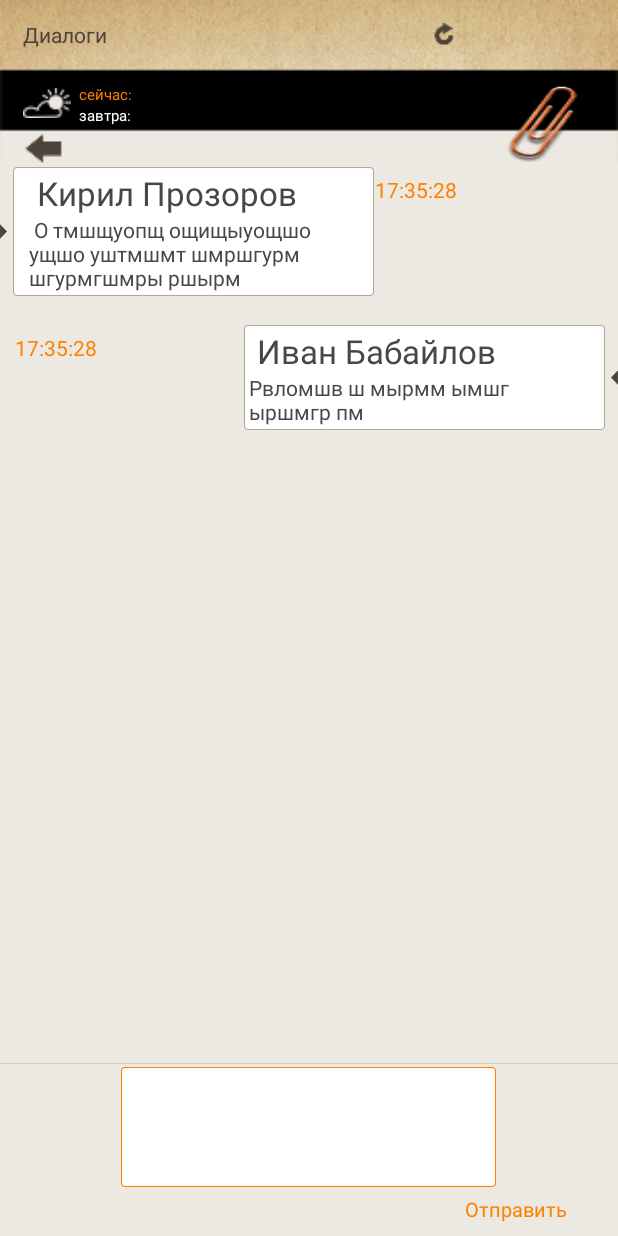
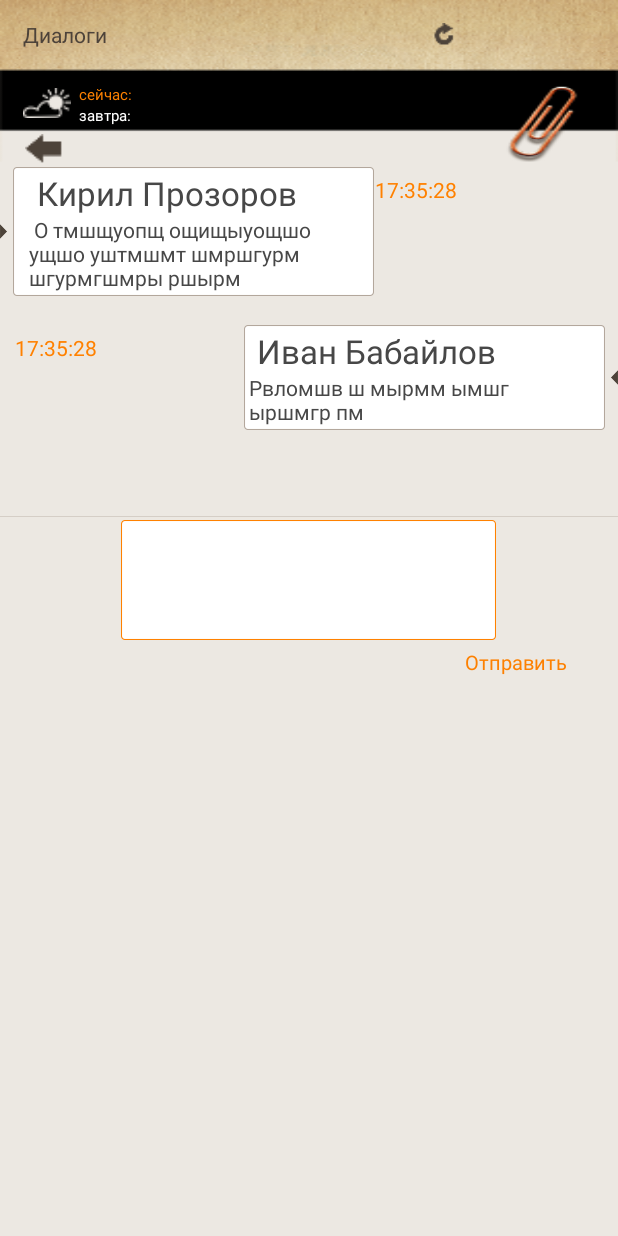
Before and after one commit to turbo-lover/tagil, an Android app: the layout activity_correspondence.xml on its own in the app's theme, with its tools: preview values and no code run, on a phone screen of 412 x 824 dp. Run offline under Robolectric (Android 15) with nearby library versions, the phone set to English and light mode, and no system bars.

Commit message:
обновились файлы с версткой

```diff
--- a/NewsTagil/src/main/java/ru/news/tagil/read_post_activity.java
+++ b/NewsTagil/src/main/java/ru/news/tagil/read_post_activity.java
@@ -2,10 +2,6 @@ package ru.news.tagil;
 
 import android.app.Activity;
 import android.os.Bundle;
-import android.widget.RelativeLayout;
-
-import org.json.JSONArray;
-import org.json.JSONObject;
 
 /**
  * Created by Alexander on 15.07.13.
@@ -16,7 +12,7 @@ public class read_post_activity extends Activity {
     protected void onCreate(Bundle savedInstanceBundle) {
         super.onCreate(savedInstanceBundle);
         setContentView(R.layout.activity_read_post);
-        RelativeLayout rl = (RelativeLayout) findViewById(R.id.read_post_main_layout);
+       // RelativeLayout rl = (RelativeLayout) findViewById(R.id.read_post_main_layout);
         //TODO сначала реализуется получение превью новостей
 
 /*
--- a/NewsTagil/src/main/res/layout/activity_comment_post.xml
+++ b/NewsTagil/src/main/res/layout/activity_comment_post.xml
@@ -1,5 +1,5 @@
 <RelativeLayout xmlns:android="http://schemas.android.com/apk/res/android"
-
+    xmlns:tools="http://schemas.android.com/tools"
     android:layout_width="fill_parent"
     android:layout_height="fill_parent"
     android:background="#ECE8E2"
--- a/NewsTagil/src/main/res/layout/activity_correspondence.xml
+++ b/NewsTagil/src/main/res/layout/activity_correspondence.xml
@@ -1,5 +1,5 @@
 <RelativeLayout xmlns:android="http://schemas.android.com/apk/res/android"
-
+    xmlns:tools="http://schemas.android.com/tools"
     android:layout_width="fill_parent"
     android:layout_height="fill_parent"
     android:background="#ECE8E2"
@@ -14,11 +14,20 @@
             android:layout_centerHorizontal="true"
             android:id="@+id/include"/>
 
+    <ScrollView android:layout_width="wrap_content"
+                android:layout_height="wrap_content"
+                android:minHeight="348dp"
+                android:layout_below="@+id/include"
+                android:id="@+id/scrollView">
+        <RelativeLayout
+                android:layout_width="wrap_content"
+                android:layout_height="wrap_content"
+                >
                 <include
                         android:layout_width="wrap_content"
                         android:layout_height="wrap_content"
                         layout="@layout/composite_correspondence_massage_input"
-            android:layout_below="@+id/include"
+
                         android:layout_centerHorizontal="true"
                         android:id="@+id/include2"/>
 
@@ -30,10 +39,16 @@
                         android:layout_alignParentLeft="true"
                         android:layout_marginTop="19dp"/>
 
+
+        </RelativeLayout>
+
+    </ScrollView>
+
     <include
             android:layout_width="wrap_content"
             android:layout_height="wrap_content"
             layout="@layout/composite_correspondence_massage_textarea"
-            android:layout_alignParentBottom="true"
-            android:layout_centerHorizontal="true"/>
+            android:layout_alignBottom="@+id/scrollView"
+            android:layout_alignParentLeft="true"/>
+
 </RelativeLayout>
--- a/NewsTagil/src/main/res/layout/activity_main.xml
+++ b/NewsTagil/src/main/res/layout/activity_main.xml
@@ -10,4 +10,5 @@
     tools:context=".MainActivity" >
 
 
+
 </RelativeLayout>
--- a/NewsTagil/src/main/res/layout/activity_massage_list.xml
+++ b/NewsTagil/src/main/res/layout/activity_massage_list.xml
@@ -1,5 +1,5 @@
 <RelativeLayout xmlns:android="http://schemas.android.com/apk/res/android"
-
+    xmlns:tools="http://schemas.android.com/tools"
     android:layout_width="fill_parent"
     android:layout_height="fill_parent"
     android:background="#ECE8E2"
--- a/NewsTagil/src/main/res/layout/activity_read_post.xml
+++ b/NewsTagil/src/main/res/layout/activity_read_post.xml
@@ -1,5 +1,5 @@
 <RelativeLayout xmlns:android="http://schemas.android.com/apk/res/android"
-    android:id="@+id/read_post_main_layout"
+    xmlns:tools="http://schemas.android.com/tools"
     android:layout_width="fill_parent"
     android:layout_height="fill_parent"
     android:background="#ECE8E2"
--- a/NewsTagil/src/main/res/layout/activity_reg.xml
+++ b/NewsTagil/src/main/res/layout/activity_reg.xml
@@ -10,7 +10,7 @@
     tools:context=".MainActivity" >
 
     <Button
-        android:id="@+id/reg_button"
+        android:id="@+id/button_reg"
         android:layout_width="wrap_content"
         android:layout_height="wrap_content"
         android:layout_marginTop="26dp"
--- a/NewsTagil/src/main/res/layout/composite_correspondence_massage_input.xml
+++ b/NewsTagil/src/main/res/layout/composite_correspondence_massage_input.xml
@@ -1,5 +1,5 @@
 <RelativeLayout xmlns:android="http://schemas.android.com/apk/res/android"
-
+    xmlns:tools="http://schemas.android.com/tools"
     android:layout_width="fill_parent"
     android:layout_height="fill_parent"
     android:background="#ece8e2"
@@ -26,7 +26,7 @@
                     android:text="Кирил Прозоров"
                     android:textColor="#ff474747"
                     android:layout_marginLeft="5dp"
-                    android:id="@+id/name_interlocutor"
+                    android:id="@+id/composite_correspondence_massage_input_name_interlocutor"
                     android:layout_gravity="left|center_vertical"/>
 
             <TextView
@@ -35,7 +35,7 @@
                     android:textAppearance="?android:attr/textAppearanceSmall"
                     android:text=" О тмшщуопщ ощищыуощшо ущшо уштмшмт шмршгурм шгурмгшмры ршырм "
                     android:textColor="#ff474747"
-                    android:id="@+id/massage"
+                    android:id="@+id/composite_correspondence_massage_input_massage"
                     android:layout_gravity="left|center_vertical"/>
         </LinearLayout>
 
@@ -45,7 +45,7 @@
                 android:textAppearance="?android:attr/textAppearanceSmall"
                 android:text="17:35:28"
                 android:textColor="#ff8100"
-                android:id="@+id/time"
+                android:id="@+id/composite_correspondence_massage_input_time"
                 android:layout_marginTop="5dp"
                 android:layout_gravity="center_horizontal|top"/>
     </LinearLayout>
--- a/NewsTagil/src/main/res/layout/composite_correspondence_massage_output.xml
+++ b/NewsTagil/src/main/res/layout/composite_correspondence_massage_output.xml
@@ -1,5 +1,5 @@
 <RelativeLayout xmlns:android="http://schemas.android.com/apk/res/android"
-
+    xmlns:tools="http://schemas.android.com/tools"
     android:layout_width="fill_parent"
     android:layout_height="fill_parent"
     android:background="#ece8e2"
@@ -13,7 +13,7 @@
             android:text="17:35:28"
             android:textColor="#ff8100"
             android:layout_marginLeft="10dp"
-            android:id="@+id/time"
+            android:id="@+id/composite_correspondence_massage_output_time"
             android:layout_marginTop="5dp"
             android:layout_gravity="center_horizontal|top"/>
 
@@ -33,7 +33,7 @@
                 android:text="Иван Бабайлов"
                 android:textColor="#ff474747"
                 android:layout_marginLeft="5dp"
-                android:id="@+id/name_interlocutor"
+                android:id="@+id/composite_correspondence_massage_name_interlocutor"
                 android:layout_gravity="left|center_vertical"/>
 
         <TextView
@@ -42,7 +42,7 @@
                 android:textAppearance="?android:attr/textAppearanceSmall"
                 android:text="Рвломшв ш мырмм ымшг ыршмгр пм "
                 android:textColor="#ff474747"
-                android:id="@+id/massage"
+                android:id="@+id/composite_correspondence_massage"
                 android:layout_gravity="left|center_vertical"/>
     </LinearLayout>
 </RelativeLayout>
--- a/NewsTagil/src/main/res/layout/composite_correspondence_massage_textarea.xml
+++ b/NewsTagil/src/main/res/layout/composite_correspondence_massage_textarea.xml
@@ -1,5 +1,5 @@
 <RelativeLayout xmlns:android="http://schemas.android.com/apk/res/android"
-
+    xmlns:tools="http://schemas.android.com/tools"
     android:layout_width="fill_parent"
     android:layout_height="fill_parent"
     android:background="#ece8e2"
@@ -19,7 +19,7 @@
                 android:layout_height="80dp"
                 android:inputType="textMultiLine"
                 android:ems="10"
-                android:id="@+id/editText"
+                android:id="@+id/composite_correspondence_massage_text"
                 android:layout_marginTop="2dp"
                 android:textColor="#ff181818"
                 android:textSize="12dp"
@@ -36,7 +36,7 @@
                 android:textSize="13dp"
                 android:textColor="#fffd8001"
                 android:background="@drawable/empty_bg"
-                android:id="@+id/sent_massage_but"
+                android:id="@+id/composite_correspondence_massage_sent_massage_but"
                 android:layout_gravity="right"/>
 
     </LinearLayout>
--- a/NewsTagil/src/main/res/layout/composite_massage_header.xml
+++ b/NewsTagil/src/main/res/layout/composite_massage_header.xml
@@ -1,5 +1,5 @@
 <RelativeLayout xmlns:android="http://schemas.android.com/apk/res/android"
-
+    xmlns:tools="http://schemas.android.com/tools"
     android:layout_width="wrap_content"
     android:layout_height="wrap_content"
     android:background="#fff"
@@ -21,7 +21,7 @@
 
 
             <TextView
-                android:id="@+id/dialogs_link"
+                android:id="@+id/composite_massage_header_dialogs_link"
                 android:layout_width="wrap_content"
                 android:layout_height="wrap_content"
                 android:layout_marginLeft="15dp"
@@ -30,7 +30,7 @@
                 android:textColor="#4D433A" />
 
             <Button
-                android:id="@+id/ref_button"
+                android:id="@+id/composite_massage_header_ref_button"
                 style="?android:attr/buttonStyleSmall"
                 android:layout_width="15dp"
                 android:layout_height="15dp"
@@ -67,7 +67,7 @@
                     android:orientation="vertical" >
 
                     <TextView
-                        android:id="@+id/text_today"
+                        android:id="@+id/composite_massage_header_today"
                         android:layout_width="wrap_content"
                         android:layout_height="wrap_content"
                         android:layout_marginLeft="5dp"
@@ -77,7 +77,7 @@
                         android:textSize="10dp" />
 
                    <TextView
-                    android:id="@+id/tomorrow"
+                    android:id="@+id/composite_massage_header_tomorrow"
                     android:layout_width="wrap_content"
                     android:layout_height="wrap_content"
                     android:layout_marginLeft="5dp"
@@ -106,7 +106,7 @@
                     android:layout_gravity="left|center_vertical">
 
                 <Button
-                        android:id="@+id/second_header_back_button"
+                        android:id="@+id/composite_massage_header_back_button"
                         style="?android:attr/buttonStyleSmall"
                         android:layout_marginTop="5dp"
                         android:layout_marginLeft="1dp"
--- a/NewsTagil/src/main/res/layout/composite_massage_list_content.xml
+++ b/NewsTagil/src/main/res/layout/composite_massage_list_content.xml
@@ -1,5 +1,5 @@
 <RelativeLayout xmlns:android="http://schemas.android.com/apk/res/android"
-
+    xmlns:tools="http://schemas.android.com/tools"
     android:layout_width="fill_parent"
     android:layout_height="fill_parent"
     android:background="#fff"
```
Also changed, not shown: NewsTagil/src/main/java/ru/news/tagil/Composite_tape_activity.java (+4 -4 lines), NewsTagil/src/main/res/layout/activity_tape.xml (+34 -4 lines), NewsTagil/src/main/res/layout/composite_comment_content.xml (+13 -13 lines), NewsTagil/src/main/res/layout/composite_header.xml (+8 -8 lines), NewsTagil/src/main/res/layout/composite_header_elect.xml (+8 -9 lines), NewsTagil/src/main/res/layout/composite_tape_content.xml (+5 -5 lines), NewsTagil/src/main/res/layout/composite_tape_content_with_img.xml (+5 -5 lines), 1 other file. Lines whose indentation alone changed are shown as unchanged.
